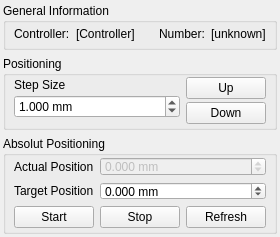
itom-project/plugins, file FirgelliLAC/dockWidgetFirgelliLAC.ui: the form before one commit.
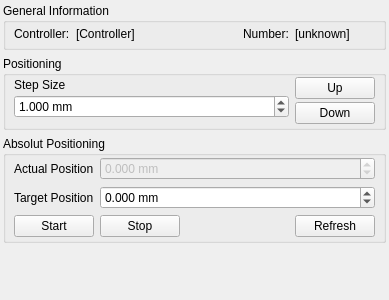
The form after the commit.

Patch:
```diff
--- a/FirgelliLAC/dockWidgetFirgelliLAC.ui
+++ b/FirgelliLAC/dockWidgetFirgelliLAC.ui
@@ -6,16 +6,10 @@
    <rect>
     <x>0</x>
     <y>0</y>
-    <width>271</width>
-    <height>237</height>
+    <width>389</width>
+    <height>300</height>
    </rect>
   </property>
-  <property name="minimumSize">
-   <size>
-    <width>0</width>
-    <height>237</height>
-   </size>
-  </property>
   <property name="windowTitle">
    <string>Firgelli LAC</string>
   </property>
@@ -38,17 +32,11 @@
    <item>
     <widget class="QGroupBox" name="groupBox">
      <property name="sizePolicy">
-      <sizepolicy hsizetype="Preferred" vsizetype="Minimum">
+      <sizepolicy hsizetype="Preferred" vsizetype="Preferred">
        <horstretch>0</horstretch>
        <verstretch>0</verstretch>
       </sizepolicy>
      </property>
-     <property name="maximumSize">
-      <size>
-       <width>16777215</width>
-       <height>16777215</height>
-      </size>
-     </property>
      <property name="title">
       <string>General Information</string>
      </property>
@@ -151,18 +139,6 @@
        <verstretch>0</verstretch>
       </sizepolicy>
      </property>
-     <property name="minimumSize">
-      <size>
-       <width>0</width>
-       <height>0</height>
-      </size>
-     </property>
-     <property name="maximumSize">
-      <size>
-       <width>16777215</width>
-       <height>16777215</height>
-      </size>
-     </property>
      <property name="title">
       <string>Positioning</string>
      </property>
@@ -228,18 +204,6 @@
         </property>
         <item>
          <widget class="QPushButton" name="btnUp">
-          <property name="minimumSize">
-           <size>
-            <width>0</width>
-            <height>0</height>
-           </size>
-          </property>
-          <property name="maximumSize">
-           <size>
-            <width>16777215</width>
-            <height>16777215</height>
-           </size>
-          </property>
           <property name="text">
            <string>Up</string>
           </property>
@@ -247,18 +211,6 @@
         </item>
         <item>
          <widget class="QPushButton" name="btnDown">
-          <property name="minimumSize">
-           <size>
-            <width>0</width>
-            <height>0</height>
-           </size>
-          </property>
-          <property name="maximumSize">
-           <size>
-            <width>16777215</width>
-            <height>16777215</height>
-           </size>
-          </property>
           <property name="text">
            <string>Down</string>
           </property>
@@ -274,18 +226,6 @@
      <property name="enabled">
       <bool>true</bool>
      </property>
-     <property name="minimumSize">
-      <size>
-       <width>0</width>
-       <height>0</height>
-      </size>
-     </property>
-     <property name="maximumSize">
-      <size>
-       <width>16777215</width>
-       <height>16777215</height>
-      </size>
-     </property>
      <property name="title">
       <string>Absolut Positioning</string>
      </property>
```
